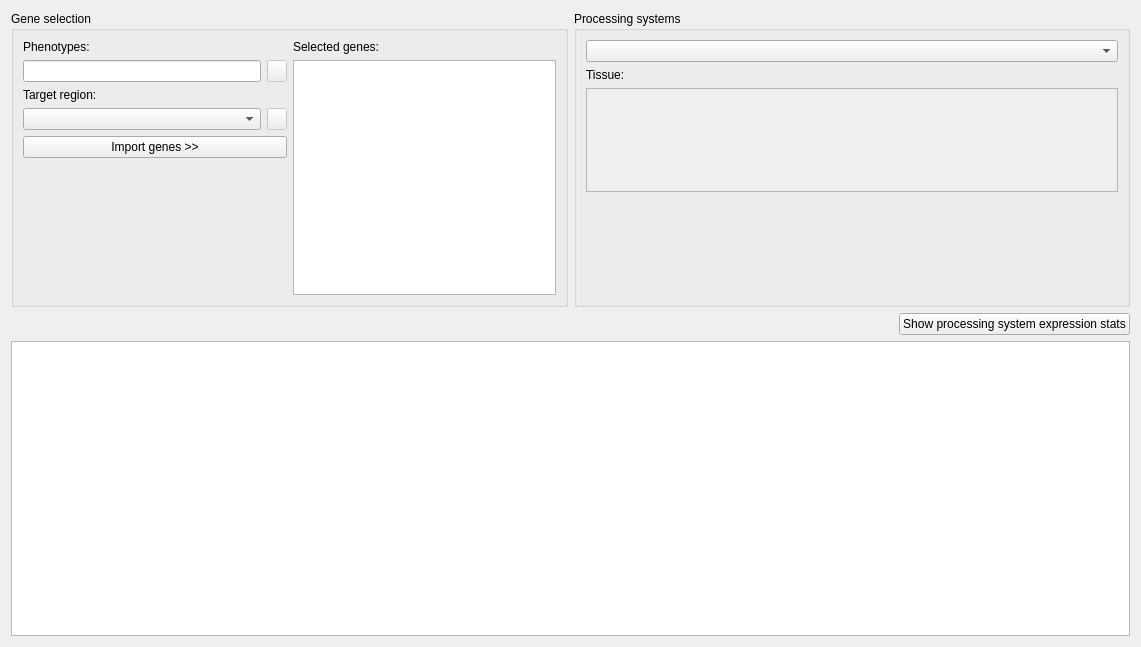
First picture: the form in src/GSvar/ExpressionOverviewWidget.ui, repository imgag/ngs-bits, before the edit.
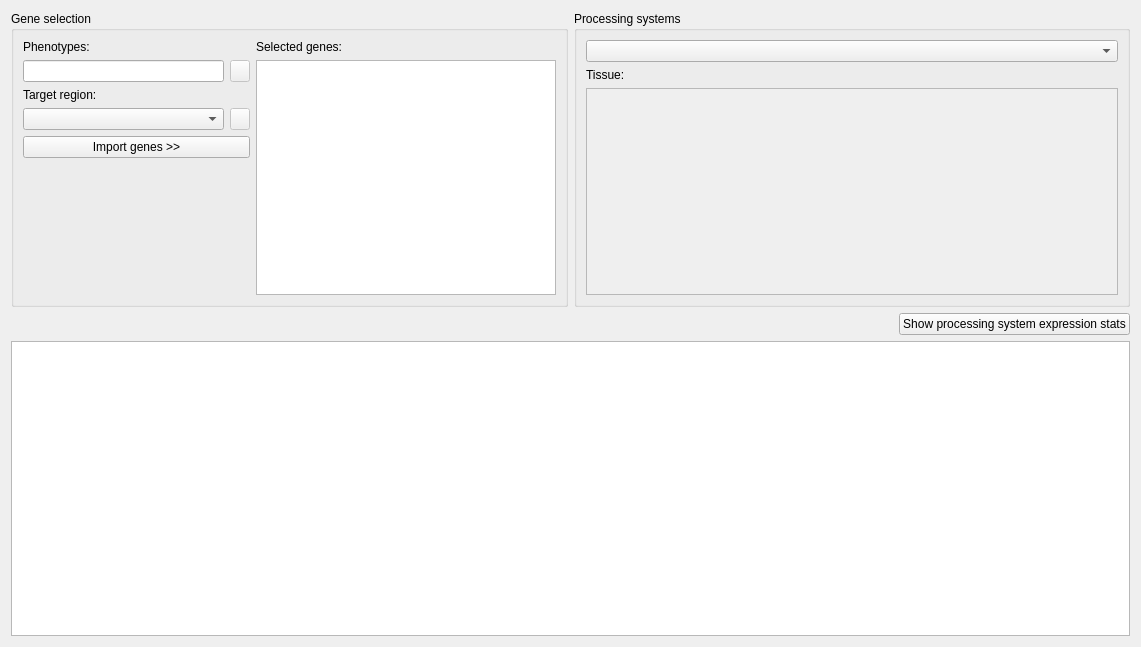
Second picture: the form after the edit. Icons and pictures are not drawn. Custom widgets are drawn as their Qt base class.

The edit to the form file:
```diff
--- a/src/GSvar/ExpressionOverviewWidget.ui
+++ b/src/GSvar/ExpressionOverviewWidget.ui
@@ -124,6 +124,19 @@
             </property>
            </spacer>
           </item>
+          <item>
+           <spacer name="horizontalSpacer_2">
+            <property name="orientation">
+             <enum>Qt::Horizontal</enum>
+            </property>
+            <property name="sizeHint" stdset="0">
+             <size>
+              <width>40</width>
+              <height>0</height>
+             </size>
+            </property>
+           </spacer>
+          </item>
          </layout>
         </item>
         <item>
@@ -136,7 +149,27 @@
            </widget>
           </item>
           <item>
-           <widget class="QPlainTextEdit" name="te_selected_genes"/>
+           <widget class="QPlainTextEdit" name="te_selected_genes">
+            <property name="minimumSize">
+             <size>
+              <width>300</width>
+              <height>0</height>
+             </size>
+            </property>
+           </widget>
+          </item>
+          <item>
+           <spacer name="horizontalSpacer_3">
+            <property name="orientation">
+             <enum>Qt::Horizontal</enum>
+            </property>
+            <property name="sizeHint" stdset="0">
+             <size>
+              <width>40</width>
+              <height>0</height>
+             </size>
+            </property>
+           </spacer>
           </item>
          </layout>
         </item>
@@ -182,7 +215,7 @@
              <x>0</x>
              <y>0</y>
              <width>535</width>
-             <height>103</height>
+             <height>208</height>
             </rect>
            </property>
            <layout class="QVBoxLayout" name="verticalLayout_5"/>
@@ -192,12 +225,12 @@
         <item>
          <spacer name="verticalSpacer_2">
           <property name="orientation">
-           <enum>Qt::Vertical</enum>
+           <enum>Qt::Horizontal</enum>
           </property>
           <property name="sizeHint" stdset="0">
            <size>
-            <width>20</width>
-            <height>40</height>
+            <width>40</width>
+            <height>0</height>
            </size>
           </property>
          </spacer>
```
Left out of the diff: 2 changed lines with no effect on the pictures.
